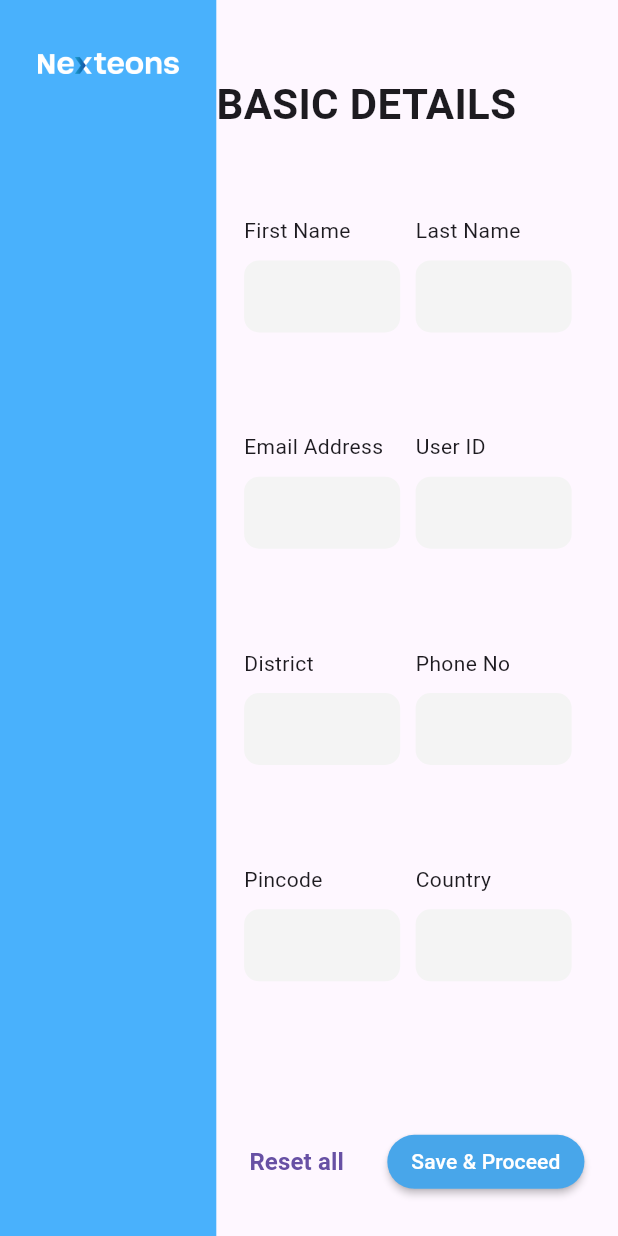
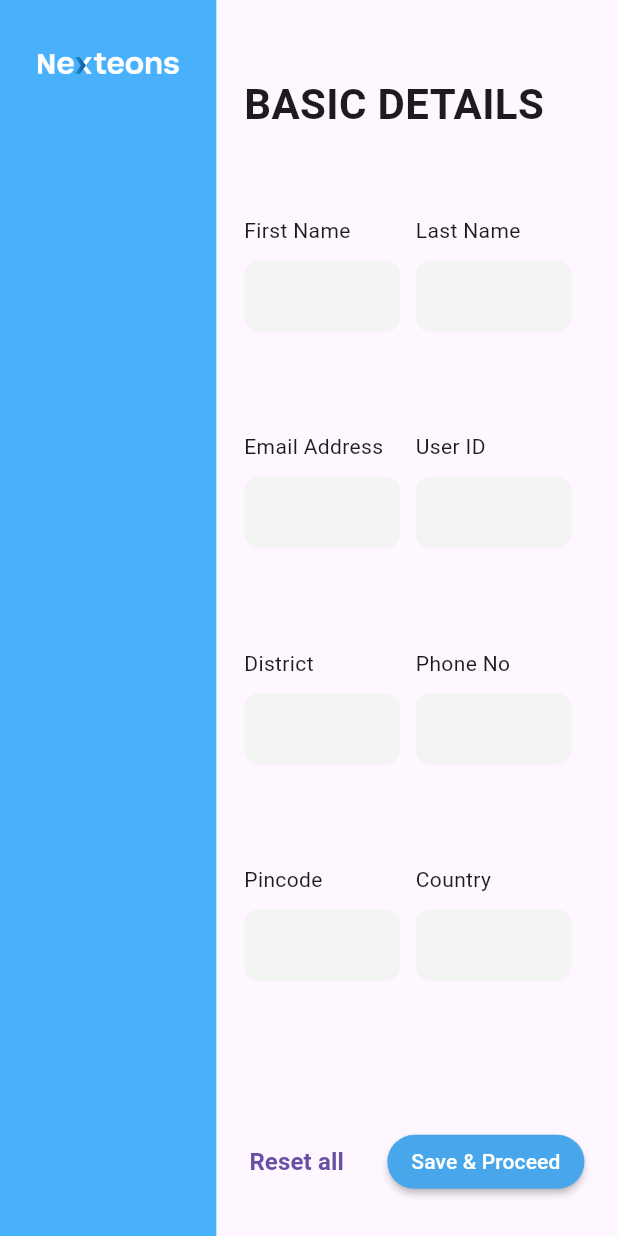
Before and after one commit to AmosPeterAlex/nexteons_study, a Flutter app: the screen it shows after launch, on a phone screen of 412 x 824 dp. Run offline on Flutter 3.47's test engine with Material 3 defaults, Android fonts, the phone set to English and light mode, and no system bars.

Commit message:
desktop ok-ishh

```diff
--- a/lib/screens/macBook/mac_view.dart
+++ b/lib/screens/macBook/mac_view.dart
@@ -135,14 +135,24 @@ class _MacViewState extends State<MacView> {
                 )),
           ),
           Padding(
-            padding: EdgeInsets.only(top: size.height * .06),
+            padding: EdgeInsets.only(
+              top: size.height * .06,
+            ),
             child: Column(
               crossAxisAlignment: CrossAxisAlignment.start,
               mainAxisAlignment: MainAxisAlignment.spaceBetween,
               children: [
-                Text(
-                  "BASIC DETAILS",
-                  style: TextStyle(fontWeight: FontWeight.bold, fontSize: 28),
+                Row(
+                  children: [
+                    SizedBox(
+                      width: size.width * .045,
+                    ),
+                    Text(
+                      "BASIC DETAILS",
+                      style:
+                          TextStyle(fontWeight: FontWeight.bold, fontSize: 28),
+                    ),
+                  ],
                 ),
                 Form(
                   key: formKey,
```
